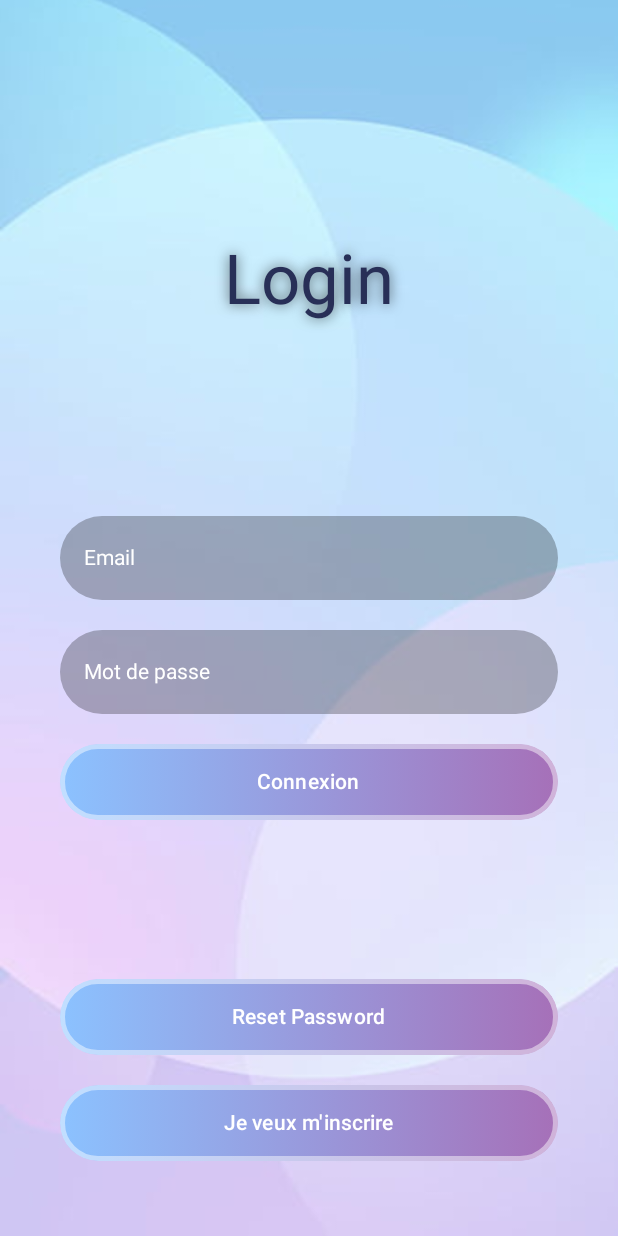
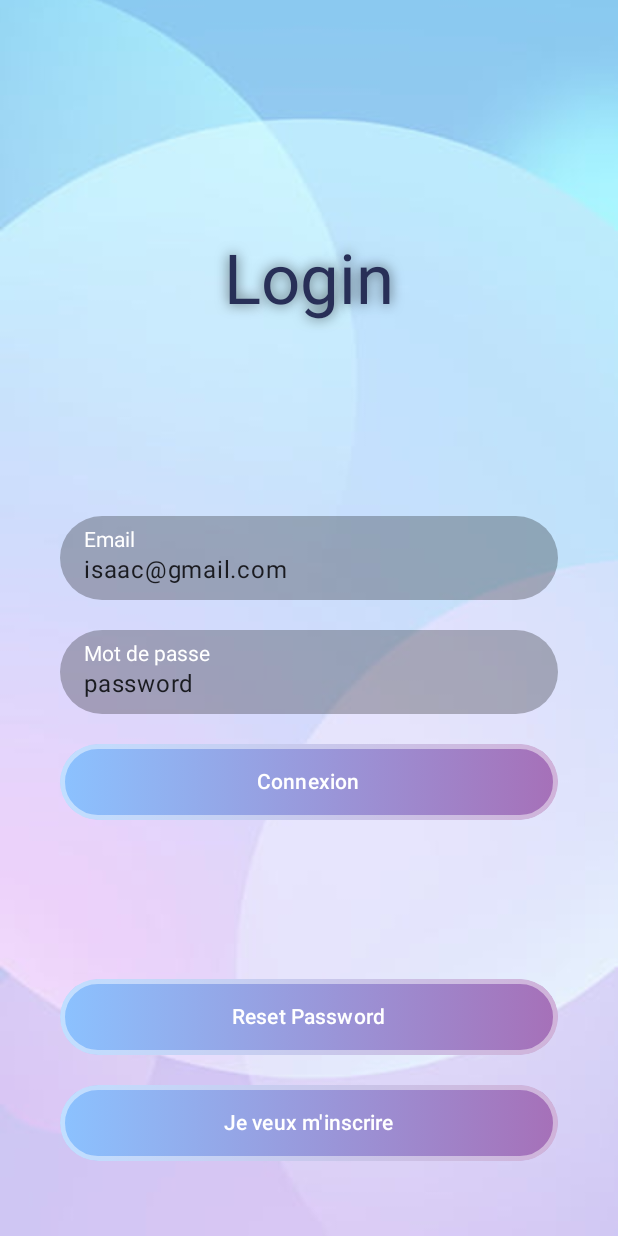
Before and after one commit to Chocolaterie/Android_HCDA097Rolex_TP, an Android app built with Jetpack Compose: the @Preview function LoginComposePagePreview, on a phone screen of 412 x 824 dp. Run offline under Robolectric (Android 15) with nearby library versions, the phone set to English and light mode, and no system bars.

Commit message:
Correction Tp 7 login

```diff
--- a/app/src/main/java/com/example/androidenitp/auth/LoginActivity.kt
+++ b/app/src/main/java/com/example/androidenitp/auth/LoginActivity.kt
@@ -26,9 +26,6 @@ import kotlinx.coroutines.flow.MutableStateFlow
 class LoginActivity : ComponentActivity() {
 
     lateinit var viewModel: AuthViewModel;
-    //
-    var email = MutableStateFlow<String>("isaac@gmail.com");
-    var password = MutableStateFlow<String>("password");
 
     override fun onCreate(savedInstanceState: Bundle?) {
         super.onCreate(savedInstanceState)
@@ -40,27 +37,11 @@ class LoginActivity : ComponentActivity() {
         // Version 1
         setContent {
             LoginComposePage(
-                onClickLoginBtn = { onClickLogin() },
+                viewModel,
                 onClickResetBtn = { onClickResetPassword() },
                 onClickSignUpBtn = { onClickSignUp() },
-                email,
-                password,
             )
         }
-    }
-
-    fun onClickLogin() {
-        /*
-        val intent = Intent(this, ArticleListActivity::class.java);
-        startActivity(intent);
-        */
-        // Afficher la popup
-        ProgressDialogHelper.Singleton.progressDialogHelper.showProgressDialog()
-        // Appel api
-        viewModel.callApi(email.value, password.value, {
-            ProgressDialogHelper.Singleton.progressDialogHelper.closeProgressDialog()
-            AlertDialogHelper.Singleton.alertDialogHelper.showAlert(it.message)
-        })
     }
 
     fun onClickResetPassword() {
@@ -76,39 +57,20 @@ class LoginActivity : ComponentActivity() {
 
 @Composable
 fun LoginComposePage(
-    onClickLoginBtn: () -> Unit = {},
+    viewModel: AuthViewModel,
     onClickResetBtn: () -> Unit = {},
     onClickSignUpBtn: () -> Unit = {},
-    email: MutableStateFlow<String> = MutableStateFlow<String>(""),
-    password: MutableStateFlow<String> = MutableStateFlow<String>(""),
 ) {
-    val emailState by email.collectAsState();
-    val passwordState by password.collectAsState();
-    // Ecouter les changements du boolean
 
     EniTemplatePage({
-        Box {
-            Column(modifier = Modifier.padding(40.dp)) {
-                EniTitleTextPage("Login")
-                EniTextField("Email", value = emailState, onValueChange = { email.value = it })
-                EniTextField(
-                    "Mot de passe",
-                    value = passwordState,
-                    onValueChange = { password.value = it })
-                EniGradientButton("Connexion", onClickLoginBtn)
-                Column(modifier = Modifier.weight(1f), verticalArrangement = Arrangement.Bottom) {
-                    EniGradientButton("Reset Password", onClickResetBtn)
-                    EniGradientButton("Je veux m'inscrire", onClickSignUpBtn)
-                }
-            }
-            ProgressDialogHelper.Singleton.progressDialogHelper.renderProgress()
-            AlertDialogHelper.Singleton.alertDialogHelper.render()
-        }
+        LoginComponent(viewModel, onClickResetBtn, onClickSignUpBtn)
     })
 }
 
 @Preview(showBackground = true)
 @Composable
 fun LoginComposePagePreview() {
-    LoginComposePage()
+    val viewModel = AuthViewModel()
+
+    LoginComposePage(viewModel)
 }
--- /dev/null
+++ b/app/src/main/java/com/example/androidenitp/auth/LoginComponent.kt
@@ -0,0 +1,58 @@
+package com.example.androidenitp.auth
+
+import androidx.compose.foundation.layout.Arrangement
+import androidx.compose.foundation.layout.Box
+import androidx.compose.foundation.layout.Column
+import androidx.compose.foundation.layout.padding
+import androidx.compose.runtime.Composable
+import androidx.compose.runtime.collectAsState
+import androidx.compose.runtime.getValue
+import androidx.compose.ui.Modifier
+import androidx.compose.ui.unit.dp
+import com.example.androidenitp.helper.AlertDialogHelper
+import com.example.androidenitp.helper.ProgressDialogHelper
+import com.example.androidenitp.ui.theme.EniGradientButton
+import com.example.androidenitp.ui.theme.EniTextField
+import com.example.androidenitp.ui.theme.EniTitleTextPage
+import kotlinx.coroutines.flow.MutableStateFlow
+
+fun onClickLogin(email: String, password: String, viewModel: AuthViewModel) {
+    /*
+    val intent = Intent(this, ArticleListActivity::class.java);
+    startActivity(intent);
+    */
+    // Afficher la popup
+    ProgressDialogHelper.Singleton.progressDialogHelper.showProgressDialog()
+    // Appel api
+    viewModel.callApi(email, password, {
+        ProgressDialogHelper.Singleton.progressDialogHelper.closeProgressDialog()
+        AlertDialogHelper.Singleton.alertDialogHelper.showAlert(it.message)
+    })
+}
+
+@Composable
+fun LoginComponent(viewModel: AuthViewModel, onClickResetBtn: () -> Unit = {}, onClickSignUpBtn: () -> Unit = {} ) {
+    var email = MutableStateFlow<String>("isaac@gmail.com");
+    var password = MutableStateFlow<String>("password");
+
+    val emailState by email.collectAsState();
+    val passwordState by password.collectAsState();
+
+    Box {
+        Column(modifier = Modifier.padding(40.dp)) {
+            EniTitleTextPage("Login")
+            EniTextField("Email", value = emailState, onValueChange = { email.value = it })
+            EniTextField(
+                "Mot de passe",
+                value = passwordState,
+                onValueChange = { password.value = it })
+            EniGradientButton("Connexion", onClick = { onClickLogin(emailState, passwordState, viewModel) })
+            Column(modifier = Modifier.weight(1f), verticalArrangement = Arrangement.Bottom) {
+                EniGradientButton("Reset Password", onClickResetBtn)
+                EniGradientButton("Je veux m'inscrire", onClickSignUpBtn)
+            }
+        }
+        ProgressDialogHelper.Singleton.progressDialogHelper.renderProgress()
+        AlertDialogHelper.Singleton.alertDialogHelper.render()
+    }
+}
```
Also changed, not shown: app/src/main/java/com/example/androidenitp/auth/nav/AppNavActivity.kt (+7 -1 lines).
